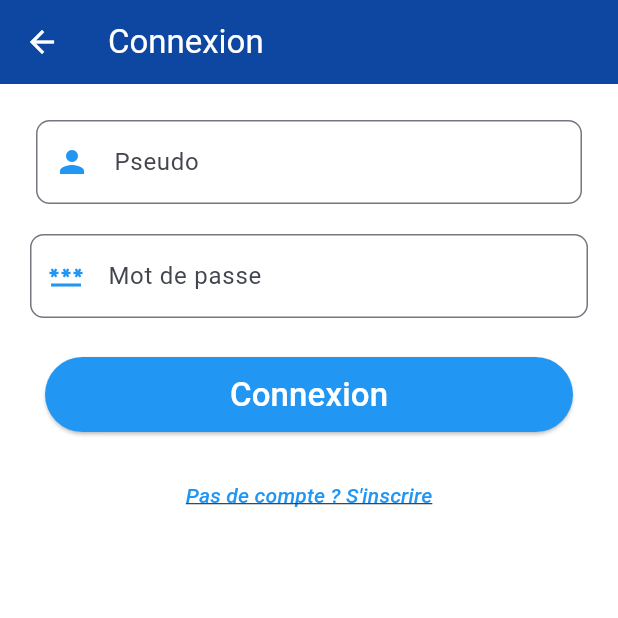
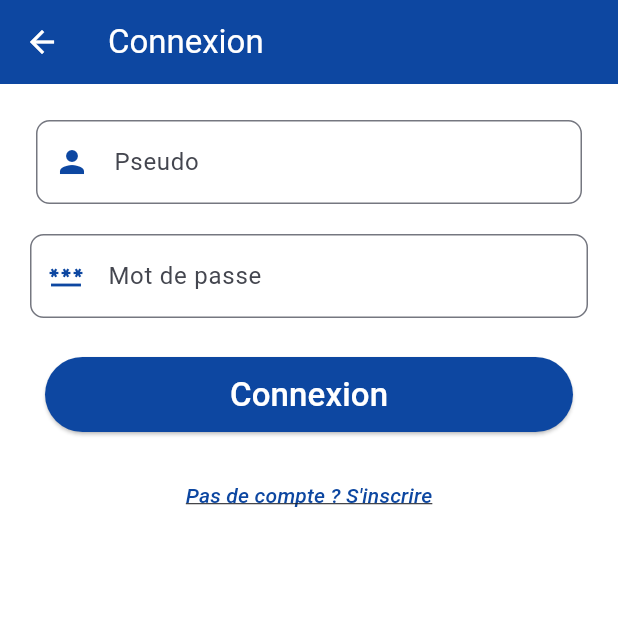
Before and after one commit to Bastien-MOINS/SAE4.01a_WEB_MOBILE, a Flutter app: the InscrConectScreen screen opened directly, on a phone screen of 412 x 824 dp, the top half of it. Run offline on Flutter 3.47's test engine with Material 3 defaults, Android fonts, the light colour scheme and no system bars; our stand-ins replace flutter_map, form_field_validator, latlong2, shared_preferences; accounts and stored records are empty; network calls fail.

Commit message:
modif couleurs page connexion/isncription

```diff
--- a/App_Mobile/lib/screens/connection_screen.dart
+++ b/App_Mobile/lib/screens/connection_screen.dart
@@ -45,7 +45,7 @@ class _RegisterState extends State<InscrConectScreen> {
                       labelText: 'Pseudo',
                       prefixIcon: Icon(
                         Icons.person,
-                        color: Colors.blue,
+                        color: Colors.blue[900],
                       ),
                       errorStyle: TextStyle(fontSize: 18.0),
                       border: OutlineInputBorder(
@@ -67,7 +67,7 @@ class _RegisterState extends State<InscrConectScreen> {
                       labelText: 'Mot de passe',
                       prefixIcon: Icon(
                         Icons.password,
-                        color: Colors.blue,
+                        color: Colors.blue[900],
                       ),
                       errorStyle: TextStyle(fontSize: 18.0),
                       border: OutlineInputBorder(
@@ -84,7 +84,7 @@ class _RegisterState extends State<InscrConectScreen> {
                       height: 50,
                       child: ElevatedButton(
                         style: ElevatedButton.styleFrom(
-                          backgroundColor: Colors.blue,
+                          backgroundColor: Colors.blue[900],
                           shape: RoundedRectangleBorder(
                             borderRadius: BorderRadius.circular(30),
                           ),
@@ -144,8 +144,8 @@ class _RegisterState extends State<InscrConectScreen> {
                     },
                     child: Text(
                       _pageInscription ? "Déjà un compte ? Se connecter" : "Pas de compte ? S'inscrire",
-                      style: const TextStyle(
-                        color: Colors.blue,
+                      style: TextStyle(
+                        color: Colors.blue[900],
                         fontStyle: FontStyle.italic,
                         decoration: TextDecoration.underline,
                       ),
```
